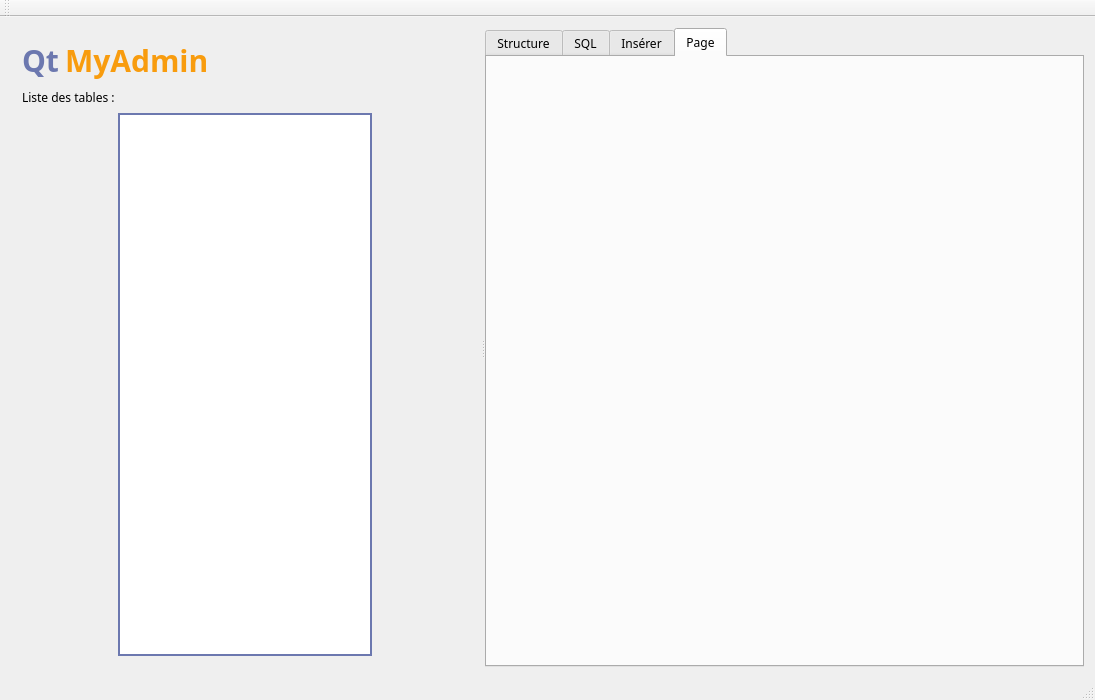
Before: the Qt Designer form mainwindow.ui in kevinall05/QtMyAdmin_v2, drawn with Qt 5.
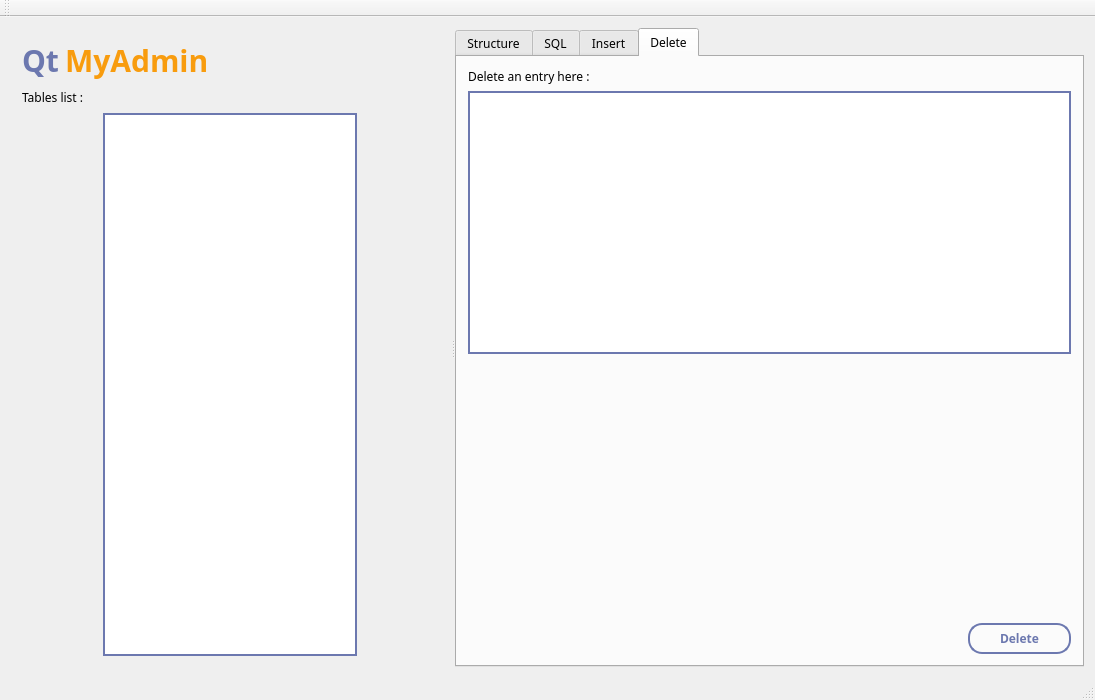
After: the same form once the commit is applied. The open tabs and pages were chosen to show the change.

Commit message: Ajout de l'onglet Delete Sah

```diff
--- a/mainwindow.ui
+++ b/mainwindow.ui
@@ -12,8 +12,7 @@
   </property>
   <property name="font">
    <font>
-    <pointsize>9</pointsize>
-    <strikeout>false</strikeout>
+    <family>quicksand</family>
    </font>
   </property>
   <property name="windowTitle">
@@ -37,6 +36,10 @@
 color: white;
 border: 2px solid #f89c0e; 
 
+}
+
+QTableWidget, QPlainTextEdit {
+border: 2px solid #6c78af; 
 }</string>
   </property>
   <widget class="QWidget" name="centralWidget">
@@ -50,7 +53,9 @@
        </size>
       </property>
       <property name="font">
-       <font/>
+       <font>
+        <family>quicksand</family>
+       </font>
       </property>
       <property name="layoutDirection">
        <enum>Qt::LeftToRight</enum>
@@ -87,7 +92,9 @@
            <widget class="QLabel" name="FirstTitle">
             <property name="font">
              <font>
+              <family>quicksand</family>
               <pointsize>-1</pointsize>
+              <weight>75</weight>
               <bold>true</bold>
              </font>
             </property>
@@ -103,7 +110,9 @@
            <widget class="QLabel" name="SecondTitle">
             <property name="font">
              <font>
+              <family>quicksand</family>
               <pointsize>-1</pointsize>
+              <weight>75</weight>
               <bold>true</bold>
              </font>
             </property>
@@ -135,7 +144,7 @@
           <item>
            <widget class="QLabel" name="label_3">
             <property name="text">
-             <string>Liste des tables :</string>
+             <string>Tables list :</string>
             </property>
            </widget>
           </item>
@@ -179,7 +188,7 @@
         <string notr="true"/>
        </property>
        <property name="currentIndex">
-        <number>0</number>
+        <number>3</number>
        </property>
        <widget class="QWidget" name="structure">
         <attribute name="title">
@@ -189,7 +198,7 @@
          <item>
           <widget class="QTableWidget" name="tableWidgetStructure">
            <property name="styleSheet">
-            <string notr="true">border: 2px solid #6c78af; </string>
+            <string notr="true"/>
            </property>
           </widget>
          </item>
@@ -198,7 +207,7 @@
            <item>
             <widget class="QLabel" name="label">
              <property name="text">
-              <string>Ajoutez une table :</string>
+              <string>Add a table :</string>
              </property>
             </widget>
            </item>
@@ -219,6 +228,13 @@
          </item>
          <item>
           <layout class="QHBoxLayout" name="horizontalLayout_6">
+           <item>
+            <widget class="QLabel" name="label_8">
+             <property name="text">
+              <string>Name :</string>
+             </property>
+            </widget>
+           </item>
            <item>
             <widget class="QLineEdit" name="lineEditTableName">
              <property name="styleSheet">
@@ -229,7 +245,7 @@
            <item>
             <widget class="QLabel" name="label_2">
              <property name="text">
-              <string>Nombre de colonnes :</string>
+              <string>Number of columns :</string>
              </property>
             </widget>
            </item>
@@ -279,7 +295,7 @@
               <string notr="true"/>
              </property>
              <property name="text">
-              <string>Ajouter</string>
+              <string>Add</string>
              </property>
             </widget>
            </item>
@@ -313,7 +329,7 @@
            <item>
             <widget class="QLabel" name="label_4">
              <property name="text">
-              <string>Exécutez une requête SQL :</string>
+              <string>Run an SQL query :</string>
              </property>
             </widget>
            </item>
@@ -335,10 +351,10 @@
          <item>
           <widget class="QPlainTextEdit" name="plainTextEditSelectRequest">
            <property name="styleSheet">
-            <string notr="true">border: 2px solid #6c78af; </string>
+            <string notr="true"/>
            </property>
            <property name="placeholderText">
-            <string>Tapez votre requête ici ...</string>
+            <string>Type your SQL query here ...</string>
            </property>
           </widget>
          </item>
@@ -363,7 +379,7 @@
               <string notr="true"/>
              </property>
              <property name="text">
-              <string>Exécuter</string>
+              <string>Run</string>
              </property>
             </widget>
            </item>
@@ -372,14 +388,14 @@
          <item>
           <widget class="QLabel" name="label_5">
            <property name="text">
-            <string>Résultat de la requête :</string>
+            <string>Result of the SQL query :</string>
            </property>
           </widget>
          </item>
          <item>
           <widget class="QTableWidget" name="tableWidgetSelect">
            <property name="styleSheet">
-            <string notr="true">border: 2px solid #6c78af;</string>
+            <string notr="true"/>
            </property>
           </widget>
          </item>
@@ -387,7 +403,7 @@
        </widget>
        <widget class="QWidget" name="inserer">
         <attribute name="title">
-         <string>Insérer</string>
+         <string>Insert</string>
         </attribute>
         <layout class="QVBoxLayout" name="verticalLayout_5">
          <item>
@@ -395,7 +411,7 @@
            <item>
             <widget class="QLabel" name="label_6">
              <property name="text">
-              <string>Insérez les champs :</string>
+              <string>Insert a field :</string>
              </property>
             </widget>
            </item>
@@ -438,7 +454,7 @@
               <string notr="true"/>
              </property>
              <property name="text">
-              <string>Exécuter</string>
+              <string>Run</string>
              </property>
             </widget>
            </item>
@@ -446,10 +462,59 @@
          </item>
         </layout>
        </widget>
-       <widget class="QWidget" name="tab_2">
+       <widget class="QWidget" name="del">
         <attribute name="title">
-         <string>Page</string>
+         <string>Delete</string>
         </attribute>
+        <layout class="QVBoxLayout" name="verticalLayout_6">
+         <item>
+          <widget class="QLabel" name="label_7">
+           <property name="text">
+            <string>Delete an entry here :</string>
+           </property>
+          </widget>
+         </item>
+         <item>
+          <widget class="QTableWidget" name="tableWidgetDeleteEntry"/>
+         </item>
+         <item>
+          <spacer name="verticalSpacer_2">
+           <property name="orientation">
+            <enum>Qt::Vertical</enum>
+           </property>
+           <property name="sizeHint" stdset="0">
+            <size>
+             <width>20</width>
+             <height>40</height>
+            </size>
+           </property>
+          </spacer>
+         </item>
+         <item>
+          <layout class="QHBoxLayout" name="horizontalLayout_11">
+           <item>
+            <spacer name="horizontalSpacer_10">
+             <property name="orientation">
+              <enum>Qt::Horizontal</enum>
+             </property>
+             <property name="sizeHint" stdset="0">
+              <size>
+               <width>40</width>
+               <height>20</height>
+              </size>
+             </property>
+            </spacer>
+           </item>
+           <item>
+            <widget class="QPushButton" name="pushButtonDeleteEntry">
+             <property name="text">
+              <string>Delete</string>
+             </property>
+            </widget>
+           </item>
+          </layout>
+         </item>
+        </layout>
        </widget>
       </widget>
      </widget>
@@ -462,11 +527,14 @@
      <x>0</x>
      <y>0</y>
      <width>1095</width>
-     <height>22</height>
+     <height>20</height>
     </rect>
    </property>
   </widget>
   <widget class="QToolBar" name="mainToolBar">
+   <property name="styleSheet">
+    <string notr="true"/>
+   </property>
    <attribute name="toolBarArea">
     <enum>TopToolBarArea</enum>
    </attribute>
```
The commit also changes 1 other file.
